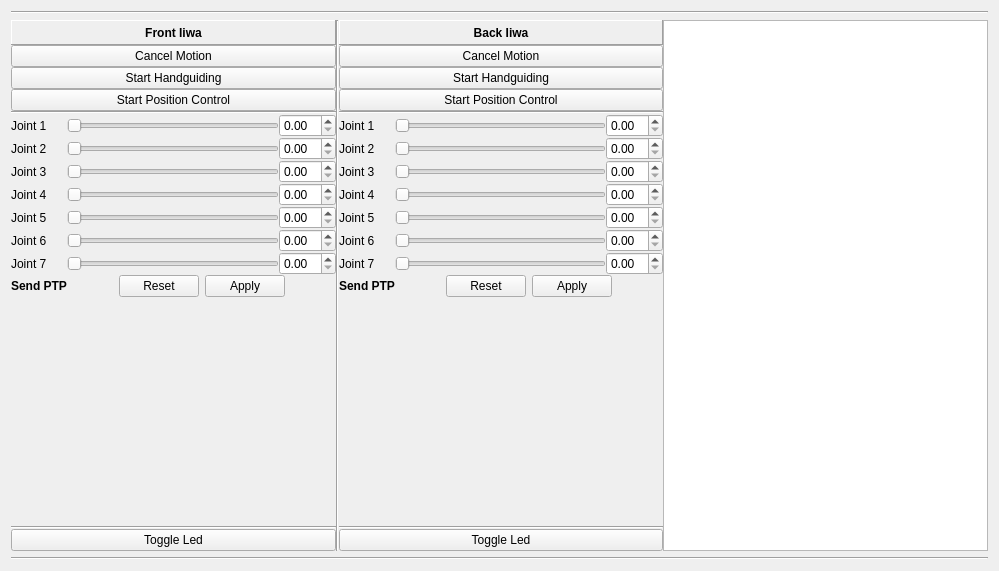
Old version of the form iiwas_rqt/resource/IiwasManager.ui in the repository PuzeLiu/iiwas_core.
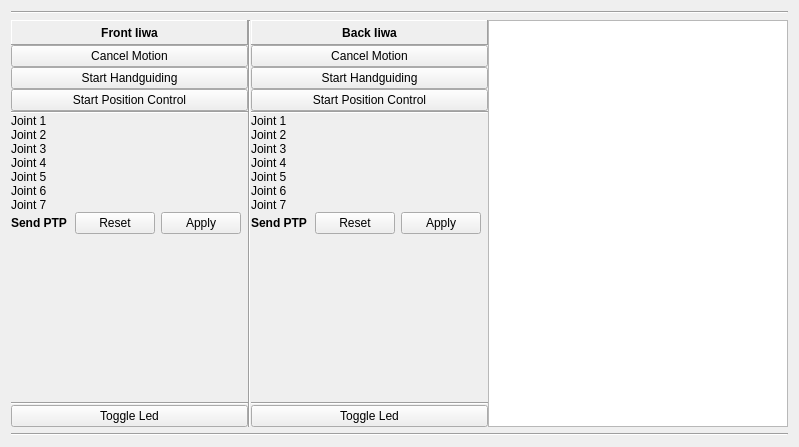
New version of the form. Custom widgets are drawn as their Qt base class.

Commit message:
Work on iiwas driver and iiwas rqt
- Added dependency on iiwa_fri_connection
- Added support for ptp commands

What changed in the file:
```diff
--- a/iiwas_rqt/resource/IiwasManager.ui
+++ b/iiwas_rqt/resource/IiwasManager.ui
@@ -6,8 +6,8 @@
    <rect>
     <x>0</x>
     <y>0</y>
-    <width>999</width>
-    <height>571</height>
+    <width>799</width>
+    <height>447</height>
    </rect>
   </property>
   <property name="sizePolicy">
@@ -123,20 +123,6 @@
            </property>
           </widget>
          </item>
-         <item row="0" column="1">
-          <layout class="QHBoxLayout" name="layout_joint_f_1">
-           <item>
-            <widget class="QSlider" name="slider_f_1">
-             <property name="orientation">
-              <enum>Qt::Horizontal</enum>
-             </property>
-            </widget>
-           </item>
-           <item>
-            <widget class="QDoubleSpinBox" name="spin_f_1"/>
-           </item>
-          </layout>
-         </item>
          <item row="1" column="0">
           <widget class="QLabel" name="label_joint_f_2">
            <property name="text">
@@ -144,20 +130,6 @@
            </property>
           </widget>
          </item>
-         <item row="1" column="1">
-          <layout class="QHBoxLayout" name="layout_joint_f_2">
-           <item>
-            <widget class="QSlider" name="slider_f_2">
-             <property name="orientation">
-              <enum>Qt::Horizontal</enum>
-             </property>
-            </widget>
-           </item>
-           <item>
-            <widget class="QDoubleSpinBox" name="spin_f_2"/>
-           </item>
-          </layout>
-         </item>
          <item row="2" column="0">
           <widget class="QLabel" name="label_joint_f_3">
            <property name="text">
@@ -165,20 +137,6 @@
            </property>
           </widget>
          </item>
-         <item row="2" column="1">
-          <layout class="QHBoxLayout" name="layout_joint_f_3">
-           <item>
-            <widget class="QSlider" name="slider_f_3">
-             <property name="orientation">
-              <enum>Qt::Horizontal</enum>
-             </property>
-            </widget>
-           </item>
-           <item>
-            <widget class="QDoubleSpinBox" name="spin_f_3"/>
-           </item>
-          </layout>
-         </item>
          <item row="3" column="0">
           <widget class="QLabel" name="label_joint_f_4">
            <property name="text">
@@ -186,20 +144,6 @@
            </property>
           </widget>
          </item>
-         <item row="3" column="1">
-          <layout class="QHBoxLayout" name="layout_joint_f_4">
-           <item>
-            <widget class="QSlider" name="slider_f_4">
-             <property name="orientation">
-              <enum>Qt::Horizontal</enum>
-             </property>
-            </widget>
-           </item>
-           <item>
-            <widget class="QDoubleSpinBox" name="spin_f_4"/>
-           </item>
-          </layout>
-         </item>
          <item row="4" column="0">
           <widget class="QLabel" name="label_joint_f_5">
            <property name="text">
@@ -207,20 +151,6 @@
            </property>
           </widget>
          </item>
-         <item row="4" column="1">
-          <layout class="QHBoxLayout" name="layout_joint_f_5">
-           <item>
-            <widget class="QSlider" name="slider_f_5">
-             <property name="orientation">
-              <enum>Qt::Horizontal</enum>
-             </property>
-            </widget>
-           </item>
-           <item>
-            <widget class="QDoubleSpinBox" name="spin_f_5"/>
-           </item>
-          </layout>
-         </item>
          <item row="5" column="0">
           <widget class="QLabel" name="label_joint_f_6">
            <property name="text">
@@ -228,20 +158,6 @@
            </property>
           </widget>
          </item>
-         <item row="5" column="1">
-          <layout class="QHBoxLayout" name="layout_joint_f_6">
-           <item>
-            <widget class="QSlider" name="slider_f_6">
-             <property name="orientation">
-              <enum>Qt::Horizontal</enum>
-             </property>
-            </widget>
-           </item>
-           <item>
-            <widget class="QDoubleSpinBox" name="spin_f_6"/>
-           </item>
-          </layout>
-         </item>
          <item row="6" column="0">
           <widget class="QLabel" name="label_joint_f_7">
            <property name="text">
@@ -249,20 +165,6 @@
            </property>
           </widget>
          </item>
-         <item row="6" column="1">
-          <layout class="QHBoxLayout" name="layout_joint_f_7">
-           <item>
-            <widget class="QSlider" name="slider_f_7">
-             <property name="orientation">
-              <enum>Qt::Horizontal</enum>
-             </property>
-            </widget>
-           </item>
-           <item>
-            <widget class="QDoubleSpinBox" name="spin_f_7"/>
-           </item>
-          </layout>
-         </item>
          <item row="7" column="1">
           <widget class="QDialogButtonBox" name="buttonBox_f">
            <property name="standardButtons">
@@ -286,6 +188,27 @@
            </property>
           </widget>
          </item>
+         <item row="0" column="1">
+          <widget class="JointController" name="controller_F_1" native="true"/>
+         </item>
+         <item row="1" column="1">
+          <widget class="JointController" name="controller_F_2" native="true"/>
+         </item>
+         <item row="2" column="1">
+          <widget class="JointController" name="controller_F_3" native="true"/>
+         </item>
+         <item row="3" column="1">
+          <widget class="JointController" name="controller_F_4" native="true"/>
+         </item>
+         <item row="4" column="1">
+          <widget class="JointController" name="controller_F_5" native="true"/>
+         </item>
+         <item row="5" column="1">
+          <widget class="JointController" name="controller_F_6" native="true"/>
+         </item>
+         <item row="6" column="1">
+          <widget class="JointController" name="controller_F_7" native="true"/>
+         </item>
         </layout>
        </item>
        <item>
@@ -386,164 +309,56 @@
          <property name="fieldGrowthPolicy">
           <enum>QFormLayout::AllNonFixedFieldsGrow</enum>
          </property>
-         <item row="1" column="0">
-          <widget class="QLabel" name="label_joint_b_1">
+         <item row="0" column="0">
+          <widget class="QLabel" name="label_joint_B_1">
            <property name="text">
             <string>Joint 1</string>
            </property>
           </widget>
          </item>
-         <item row="1" column="1">
-          <layout class="QHBoxLayout" name="layout_joint_b_1">
-           <item>
-            <widget class="QSlider" name="slider_b_1">
-             <property name="orientation">
-              <enum>Qt::Horizontal</enum>
-             </property>
-            </widget>
-           </item>
-           <item>
-            <widget class="QDoubleSpinBox" name="spin_b_1"/>
-           </item>
-          </layout>
-         </item>
-         <item row="2" column="0">
-          <widget class="QLabel" name="label_joint_b_2">
+         <item row="1" column="0">
+          <widget class="QLabel" name="label_joint_B_2">
            <property name="text">
             <string>Joint 2</string>
            </property>
           </widget>
          </item>
-         <item row="2" column="1">
-          <layout class="QHBoxLayout" name="layout_joint_b_2">
-           <item>
-            <widget class="QSlider" name="slider_b_2">
-             <property name="orientation">
-              <enum>Qt::Horizontal</enum>
-             </property>
-            </widget>
-           </item>
-           <item>
-            <widget class="QDoubleSpinBox" name="spin_b_2"/>
-           </item>
-          </layout>
-         </item>
-         <item row="3" column="0">
-          <widget class="QLabel" name="label_joint_b_3">
+         <item row="2" column="0">
+          <widget class="QLabel" name="label_joint_B_3">
            <property name="text">
             <string>Joint 3</string>
            </property>
           </widget>
          </item>
-         <item row="3" column="1">
-          <layout class="QHBoxLayout" name="layout_joint_b_3">
-           <item>
-            <widget class="QSlider" name="slider_b_3">
-             <property name="orientation">
-              <enum>Qt::Horizontal</enum>
-             </property>
-            </widget>
-           </item>
-           <item>
-            <widget class="QDoubleSpinBox" name="spin_b_3"/>
-           </item>
-          </layout>
-         </item>
-         <item row="4" column="0">
-          <widget class="QLabel" name="label_joint_b_4">
+         <item row="3" column="0">
+          <widget class="QLabel" name="label_joint_B_4">
            <property name="text">
             <string>Joint 4</string>
            </property>
           </widget>
          </item>
-         <item row="4" column="1">
-          <layout class="QHBoxLayout" name="layout_joint_b_4">
-           <item>
-            <widget class="QSlider" name="slider_b_4">
-             <property name="orientation">
-              <enum>Qt::Horizontal</enum>
-             </property>
-            </widget>
-           </item>
-           <item>
-            <widget class="QDoubleSpinBox" name="spin_b_4"/>
-           </item>
-          </layout>
-         </item>
-         <item row="5" column="0">
-          <widget class="QLabel" name="label_joint_b_5">
+         <item row="4" column="0">
+          <widget class="QLabel" name="label_joint_B_5">
            <property name="text">
             <string>Joint 5</string>
            </property>
           </widget>
          </item>
-         <item row="5" column="1">
-          <layout class="QHBoxLayout" name="layout_joint_b_7">
-           <item>
-            <widget class="QSlider" name="slider_b_7">
-             <property name="orientation">
-              <enum>Qt::Horizontal</enum>
-             </property>
-            </widget>
-           </item>
-           <item>
-            <widget class="QDoubleSpinBox" name="spin_b_7"/>
-           </item>
-          </layout>
-         </item>
-         <item row="6" column="0">
-          <widget class="QLabel" name="label_joint_b_6">
+         <item row="5" column="0">
+          <widget class="QLabel" name="label_joint_B_6">
            <property name="text">
             <string>Joint 6</string>
            </property>
           </widget>
          </item>
-         <item row="6" column="1">
-          <layout class="QHBoxLayout" name="layout_joint_b_5">
-           <item>
-            <widget class="QSlider" name="slider_b_5">
-             <property name="orientation">
-              <enum>Qt::Horizontal</enum>
-             </property>
-            </widget>
-           </item>
-           <item>
-            <widget class="QDoubleSpinBox" name="spin_b_5"/>
-           </item>
-          </layout>
-         </item>
-         <item row="7" column="0">
-          <widget class="QLabel" name="label_joint_b_7">
+         <item row="6" column="0">
+          <widget class="QLabel" name="label_joint_B_7">
            <property name="text">
             <string>Joint 7</string>
            </property>
           </widget>
          </item>
-         <item row="7" column="1">
-          <layout class="QHBoxLayout" name="layout_joint_b_6">
-           <item>
-            <widget class="QSlider" name="slider_b_6">
-             <property name="orientation">
-              <enum>Qt::Horizontal</enum>
-             </property>
-            </widget>
-           </item>
-           <item>
-            <widget class="QDoubleSpinBox" name="spin_b_6"/>
-           </item>
-          </layout>
-         </item>
-         <item row="8" column="1">
-          <widget class="QDialogButtonBox" name="buttonBox_b">
-           <property name="standardButtons">
-            <set>QDialogButtonBox::Apply|QDialogButtonBox::Reset</set>
-           </property>
-           <property name="centerButtons">
-            <bool>true</bool>
-           </property>
-          </widget>
-         </item>
-         <item row="8" column="0">
+         <item row="7" column="0">
           <widget class="QLabel" name="ptp_b">
            <property name="font">
             <font>
@@ -556,6 +371,37 @@
            </property>
           </widget>
          </item>
+         <item row="7" column="1">
+          <widget class="QDialogButtonBox" name="buttonBox_B">
+           <property name="standardButtons">
+            <set>QDialogButtonBox::Apply|QDialogButtonBox::Reset</set>
+           </property>
+           <property name="centerButtons">
+            <bool>true</bool>
+           </property>
+          </widget>
+         </item>
+         <item row="0" column="1">
+          <widget class="JointController" name="controller_B_1" native="true"/>
+         </item>
+         <item row="1" column="1">
+          <widget class="JointController" name="controller_B_2" native="true"/>
+         </item>
+         <item row="2" column="1">
+          <widget class="JointController" name="controller_B_3" native="true"/>
+         </item>
+         <item row="3" column="1">
+          <widget class="JointController" name="controller_B_4" native="true"/>
+         </item>
+         <item row="4" column="1">
+          <widget class="JointController" name="controller_B_5" native="true"/>
+         </item>
+         <item row="5" column="1">
+          <widget class="JointController" name="controller_B_6" native="true"/>
+         </item>
+         <item row="6" column="1">
+          <widget class="JointController" name="controller_B_7" native="true"/>
+         </item>
         </layout>
        </item>
        <item>
@@ -601,6 +447,14 @@
    </item>
   </layout>
  </widget>
+ <customwidgets>
+  <customwidget>
+   <class>JointController</class>
+   <extends>QWidget</extends>
+   <header>iiwas_rqt.joint_controller</header>
+   <container>1</container>
+  </customwidget>
+ </customwidgets>
  <resources/>
  <connections/>
 </ui>
```
Left out of the diff: 14 changed lines with no effect on the pictures. The commit also changes 18 other files.
